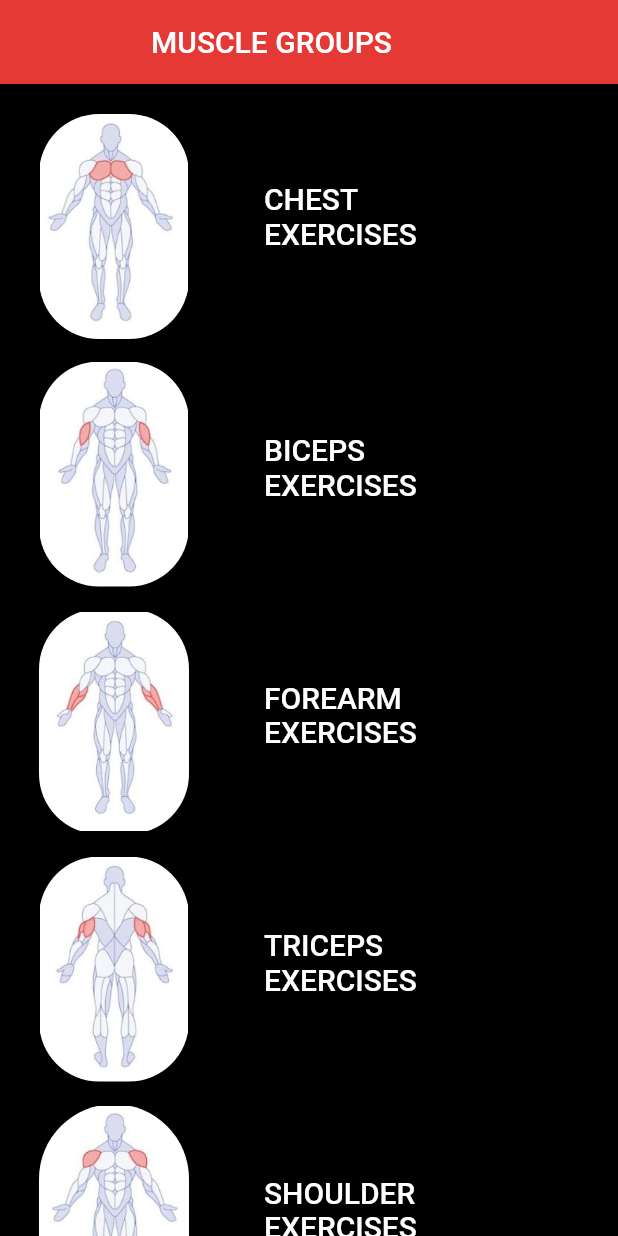
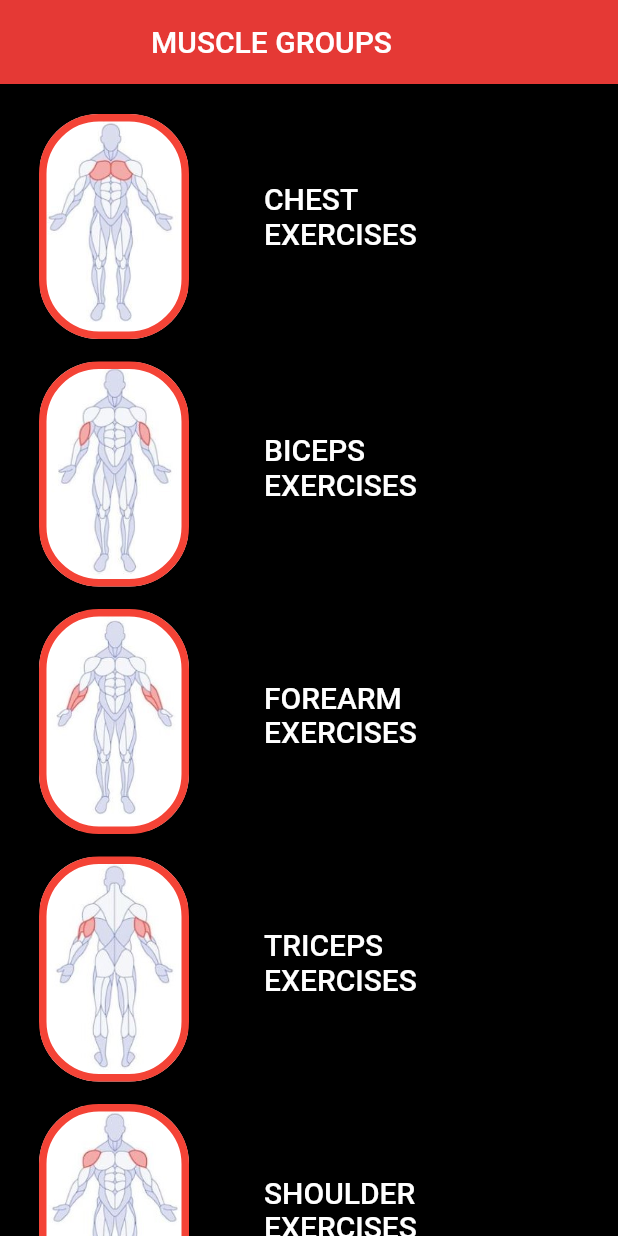
Before and after one commit to Brntpcnr/GYM-BUDDY-APP, a Flutter app: the screen it shows after launch, on a phone screen of 412 x 824 dp. Run offline on Flutter 3.47's test engine with Material 2 defaults, Android fonts, the light colour scheme and no system bars.

Commit message:
GYM APP Modification

```diff
--- a/lib/main.dart
+++ b/lib/main.dart
@@ -12,8 +12,8 @@ import 'tricepsWorkout.dart';
 import 'secondd.dart';
 
 void main() {
-  runApp(const MaterialApp(
-    title: 'Navigation Basics',
+  runApp(MaterialApp(
+    theme: ThemeData(highlightColor: Colors.red),
     home: FirstRoute(),
   ));
 }
@@ -75,7 +75,7 @@ class _FirstRouteState extends State<FirstRoute> {
                         image: const DecorationImage(
                             image: AssetImage('assets/chestimages/Chest1.jpg'),
                             fit: BoxFit.contain),
-                        border: Border.all(color: Colors.transparent, width: 5),
+                        border: Border.all(color: Colors.red, width: 5),
                         borderRadius: BorderRadius.circular(40)),
                   ),
                   Container(
@@ -115,7 +115,7 @@ class _FirstRouteState extends State<FirstRoute> {
                         image: const DecorationImage(
                             image: AssetImage('assets/chestimages/Biceps.jpg'),
                             fit: BoxFit.contain),
-                        border: Border.all(color: Colors.transparent, width: 5),
+                        border: Border.all(color: Colors.red, width: 5),
                         borderRadius: BorderRadius.circular(40)),
                   ),
                   Container(
@@ -155,7 +155,7 @@ class _FirstRouteState extends State<FirstRoute> {
                             image:
                                 AssetImage('assets/chestimages/Forearms.jpg'),
                             fit: BoxFit.contain),
-                        border: Border.all(color: Colors.transparent, width: 5),
+                        border: Border.all(color: Colors.red, width: 5),
                         borderRadius: BorderRadius.circular(40)),
                   ),
                   Container(
@@ -194,7 +194,7 @@ class _FirstRouteState extends State<FirstRoute> {
                         image: const DecorationImage(
                             image: AssetImage('assets/chestimages/Triceps.jpg'),
                             fit: BoxFit.contain),
-                        border: Border.all(color: Colors.transparent, width: 5),
+                        border: Border.all(color: Colors.red, width: 5),
                         borderRadius: BorderRadius.circular(40)),
                   ),
                   Container(
@@ -235,8 +235,8 @@ class _FirstRouteState extends State<FirstRoute> {
                             image:
                                 AssetImage('assets/chestimages/Shoulders.jpg'),
                             fit: BoxFit.contain),
-                        border: Border.all(color: Colors.transparent, width: 5),
-                        borderRadius: BorderRadius.circular(50)),
+                        border: Border.all(color: Colors.red, width: 5),
+                        borderRadius: BorderRadius.circular(40)),
                   ),
                   Container(
                     color: Colors.transparent,
@@ -267,15 +267,15 @@ class _FirstRouteState extends State<FirstRoute> {
               child: Row(
                 children: [
                   Container(
-                    height: 150,
+                    height: 148,
                     width: 100,
                     margin: const EdgeInsets.fromLTRB(10, 5, 0, 0),
                     decoration: BoxDecoration(
                         image: const DecorationImage(
                             image: AssetImage('assets/chestimages/Back.jpg'),
                             fit: BoxFit.contain),
-                        border: Border.all(color: Colors.transparent, width: 5),
-                        borderRadius: BorderRadius.circular(50)),
+                        border: Border.all(color: Colors.red, width: 5),
+                        borderRadius: BorderRadius.circular(40)),
                   ),
                   Container(
                     color: Colors.transparent,
@@ -313,7 +313,7 @@ class _FirstRouteState extends State<FirstRoute> {
                         image: const DecorationImage(
                             image: AssetImage('assets/chestimages/Abs.jpg'),
                             fit: BoxFit.contain),
-                        border: Border.all(color: Colors.transparent, width: 5),
+                        border: Border.all(color: Colors.red, width: 5),
                         borderRadius: BorderRadius.circular(40)),
                   ),
                   Container(
@@ -353,7 +353,7 @@ class _FirstRouteState extends State<FirstRoute> {
                             image:
                                 AssetImage('assets/chestimages/UpperLeg.jpg'),
                             fit: BoxFit.contain),
-                        border: Border.all(color: Colors.transparent, width: 5),
+                        border: Border.all(color: Colors.red, width: 5),
                         borderRadius: BorderRadius.circular(40)),
                   ),
                   Container(
@@ -391,8 +391,8 @@ class _FirstRouteState extends State<FirstRoute> {
                         image: const DecorationImage(
                             image: AssetImage('assets/chestimages/Glutes.jpg'),
                             fit: BoxFit.contain),
-                        border: Border.all(color: Colors.transparent, width: 5),
-                        borderRadius: BorderRadius.circular(50)),
+                        border: Border.all(color: Colors.red, width: 5),
+                        borderRadius: BorderRadius.circular(40)),
                   ),
                   Container(
                     color: Colors.transparent,
@@ -429,7 +429,7 @@ class _FirstRouteState extends State<FirstRoute> {
                         image: const DecorationImage(
                             image: AssetImage('assets/chestimages/Calves.jpg'),
                             fit: BoxFit.contain),
-                        border: Border.all(color: Colors.transparent, width: 5),
+                        border: Border.all(color: Colors.red, width: 5),
                         borderRadius: BorderRadius.circular(40)),
                   ),
                   Container(
```
